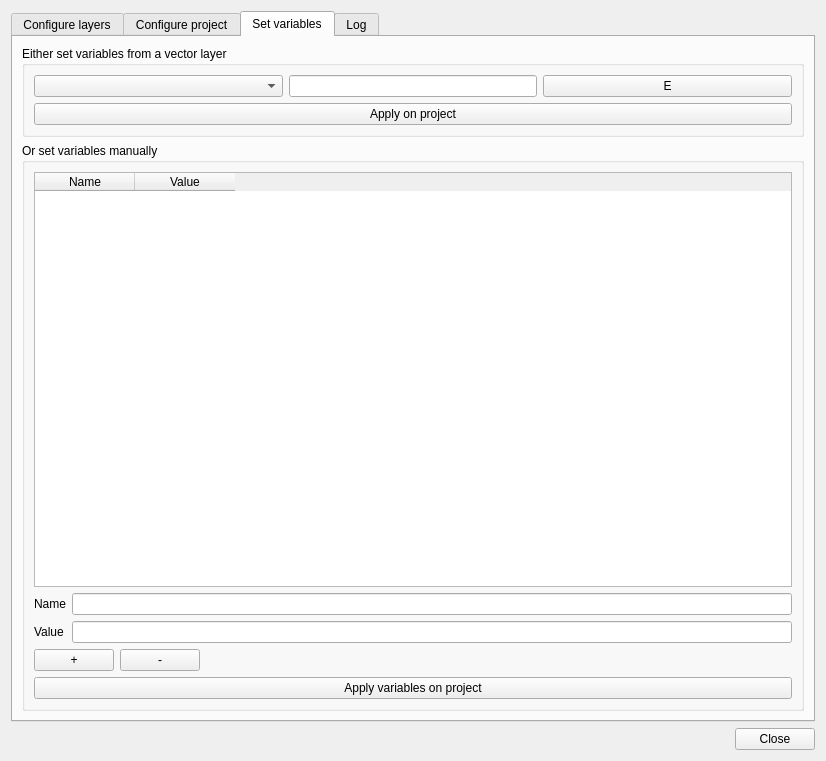
This is dynamic_layers/resources/ui/dynamic_layers_dialog_base.ui in 3liz/QgisDynamicLayersPlugin as Qt 5 draws it before an edit. The edited form follows.
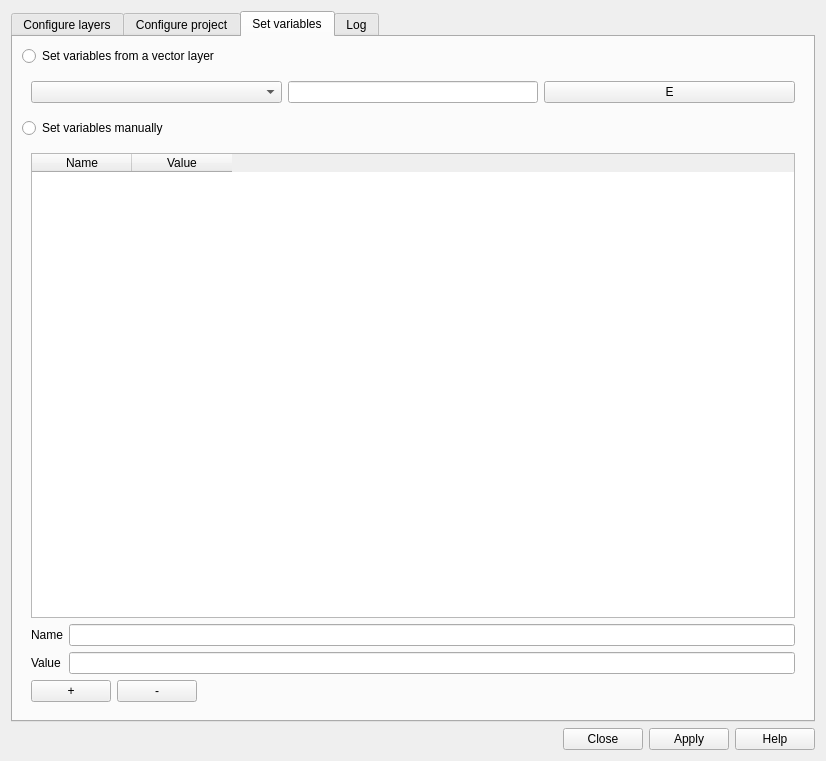
This is the edited form. The open tabs and pages were chosen to show the change. Custom widgets are drawn as their Qt base class.

Commit message: Review UX about menus and buttons

The edit to the form file:
```diff
--- a/dynamic_layers/resources/ui/dynamic_layers_dialog_base.ui
+++ b/dynamic_layers/resources/ui/dynamic_layers_dialog_base.ui
@@ -245,11 +245,15 @@
       </attribute>
       <layout class="QVBoxLayout" name="verticalLayout_8">
        <item>
-        <widget class="QGroupBox" name="groupBox">
-         <property name="title">
-          <string>Either set variables from a vector layer</string>
+        <widget class="QRadioButton" name="radio_variables_from_layer">
+         <property name="text">
+          <string>Set variables from a vector layer</string>
          </property>
-         <layout class="QVBoxLayout" name="verticalLayout_12">
+        </widget>
+       </item>
+       <item>
+        <widget class="QWidget" name="widget_layer" native="true">
+         <layout class="QVBoxLayout" name="verticalLayout_9">
           <item>
            <layout class="QHBoxLayout" name="horizontalLayout_3">
             <item>
@@ -287,22 +291,19 @@
             </item>
            </layout>
           </item>
-          <item>
-           <widget class="QPushButton" name="btApplyFromLayer">
-            <property name="text">
-             <string>Apply on project</string>
-            </property>
-           </widget>
-          </item>
          </layout>
         </widget>
        </item>
        <item>
-        <widget class="QGroupBox" name="groupBox_4">
-         <property name="title">
-          <string>Or set variables manually</string>
+        <widget class="QRadioButton" name="radio_variables_from_table">
+         <property name="text">
+          <string>Set variables manually</string>
          </property>
-         <layout class="QVBoxLayout" name="verticalLayout_14">
+        </widget>
+       </item>
+       <item>
+        <widget class="QWidget" name="widget_table" native="true">
+         <layout class="QVBoxLayout" name="verticalLayout_13">
           <item>
            <widget class="QTableWidget" name="twVariableList">
             <property name="editTriggers">
@@ -388,13 +389,6 @@
             </item>
            </layout>
           </item>
-          <item>
-           <widget class="QPushButton" name="btApplyVariables">
-            <property name="text">
-             <string>Apply variables on project</string>
-            </property>
-           </widget>
-          </item>
          </layout>
         </widget>
        </item>
@@ -425,7 +419,7 @@
       <enum>Qt::Horizontal</enum>
      </property>
      <property name="standardButtons">
-      <set>QDialogButtonBox::Close</set>
+      <set>QDialogButtonBox::Apply|QDialogButtonBox::Close|QDialogButtonBox::Help</set>
      </property>
     </widget>
    </item>
```
Left out of the diff: 6 changed lines with no effect on the pictures. The commit also changes 12 other files.
